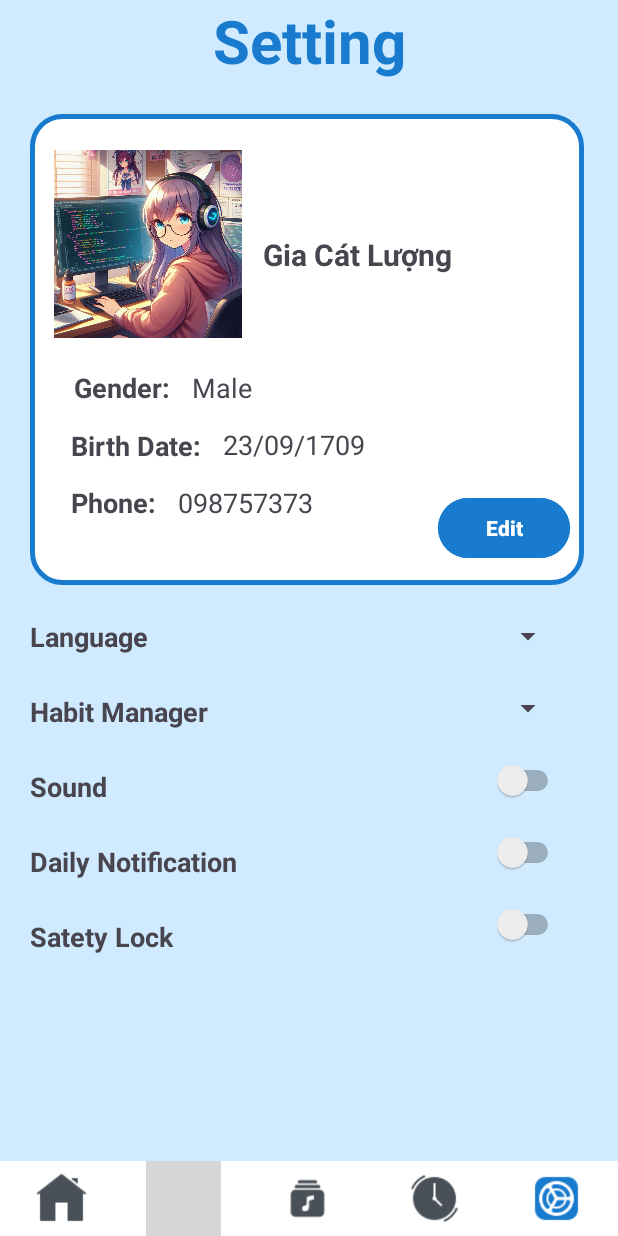
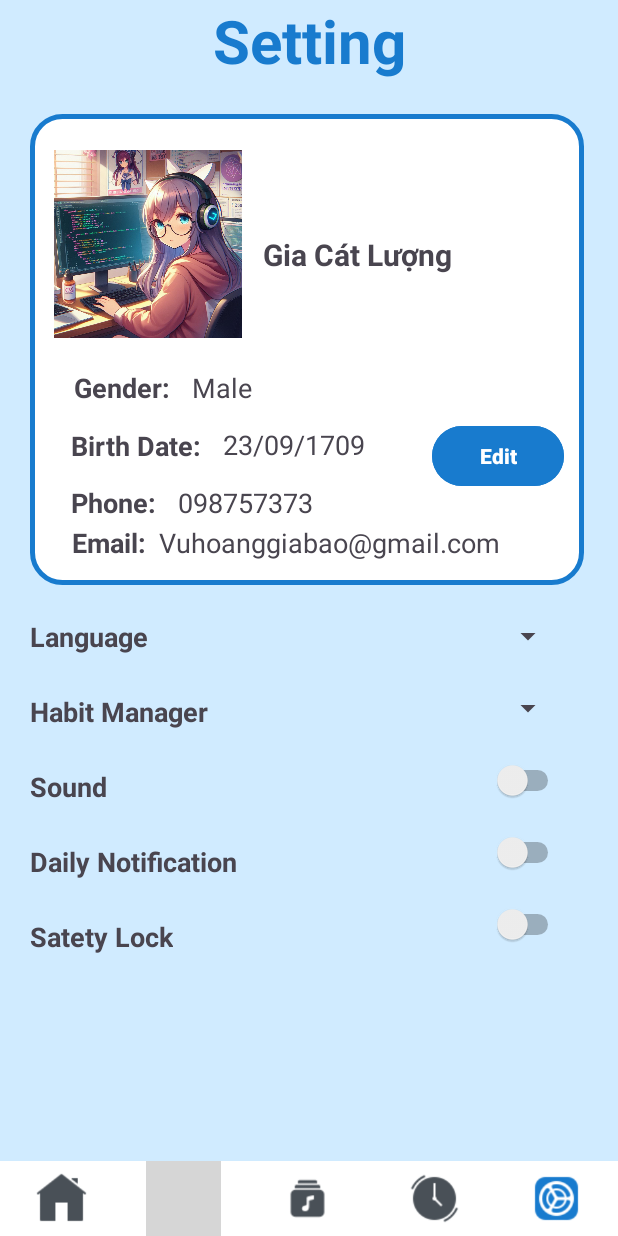
Before and after one commit to TruongDang23/project_mobile_habit_tracked, an Android app: the Setting screen opened directly, with no data from a screen before it, on a phone screen of 412 x 824 dp. Run offline under Robolectric (Android 15) with nearby library versions, the phone set to English and light mode, and no system bars; grey boxes are pictures that could not be loaded.

Commit message:
fix_front_end_setting
fix setting

```diff
--- a/app/src/main/res/layout/activity_setting.xml
+++ b/app/src/main/res/layout/activity_setting.xml
@@ -114,11 +114,11 @@
             android:id="@+id/btnEdit"
             android:layout_width="wrap_content"
             android:layout_height="wrap_content"
-            android:layout_marginStart="272dp"
-            android:layout_marginTop="252dp"
+            android:layout_marginStart="268dp"
+            android:layout_marginTop="204dp"
+            android:backgroundTint="@color/Blue"
             android:text="Edit"
             android:textStyle="bold"
-            android:backgroundTint="@color/Blue"
             app:layout_constraintStart_toStartOf="parent"
             app:layout_constraintTop_toTopOf="parent" />
 
@@ -132,6 +132,29 @@
             app:layout_constraintStart_toStartOf="parent"
             app:layout_constraintTop_toTopOf="parent"
             tools:srcCompat="@tools:sample/avatars" />
+
+        <TextView
+            android:id="@+id/textView17"
+            android:layout_width="wrap_content"
+            android:layout_height="wrap_content"
+            android:layout_marginStart="28dp"
+            android:layout_marginBottom="16dp"
+            android:text="Email: "
+            android:textSize="18sp"
+            android:textStyle="bold"
+            app:layout_constraintBottom_toBottomOf="parent"
+            app:layout_constraintStart_toStartOf="parent" />
+
+        <TextView
+            android:id="@+id/textView27"
+            android:layout_width="wrap_content"
+            android:layout_height="wrap_content"
+            android:layout_marginEnd="56dp"
+            android:layout_marginBottom="16dp"
+            android:text="Vuhoanggiabao@gmail.com"
+            android:textSize="18sp"
+            app:layout_constraintBottom_toBottomOf="parent"
+            app:layout_constraintEnd_toEndOf="parent" />
 
 
     </androidx.constraintlayout.widget.ConstraintLayout>
```
Also changed, not shown: app/src/main/res/layout/edit_infor.xml (+29 -6 lines).
